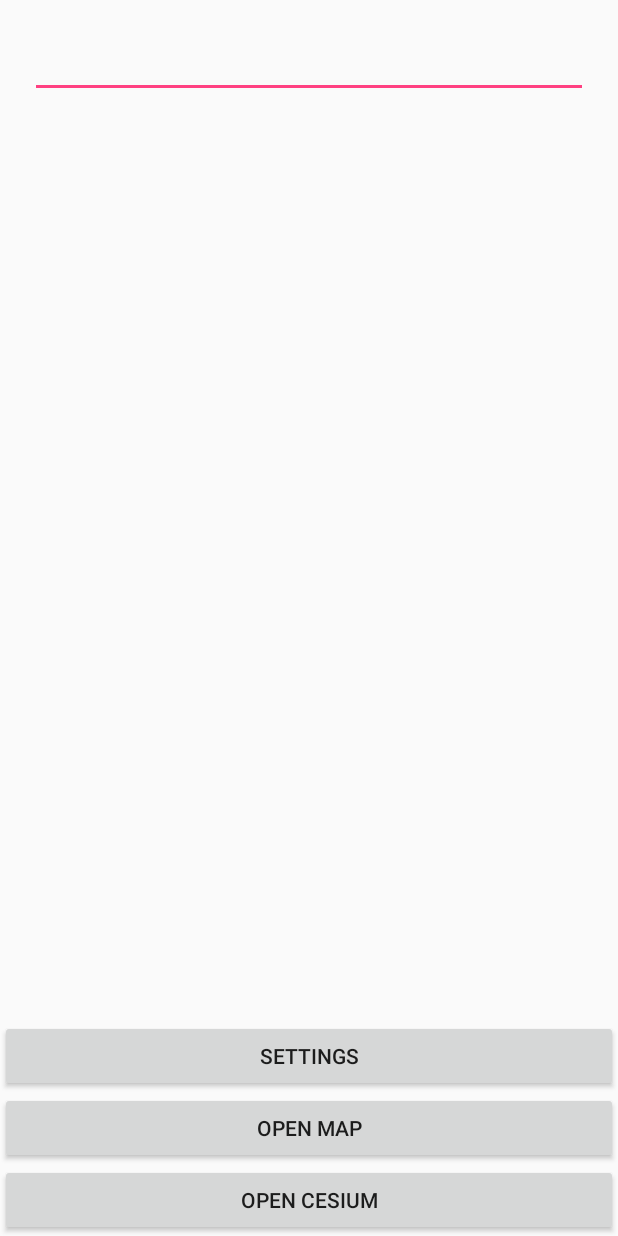
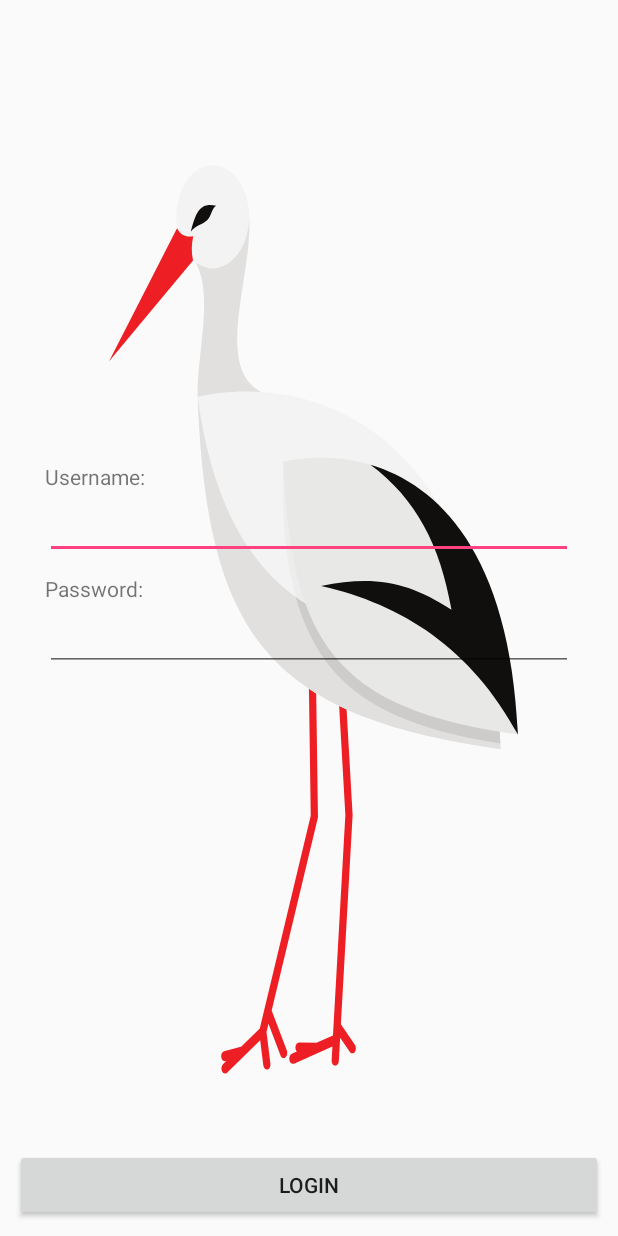
Before and after one commit to xnhp/swp-positionprediction, an Android app: the screen it shows after launch (BirdSelect before the commit, Login after it), on a phone screen of 412 x 824 dp. Run offline under Robolectric (Android 15) with nearby library versions, the phone set to English and light mode, and no system bars.

Commit message:
Login added

```diff
--- a/App/app/build.gradle
+++ b/App/app/build.gradle
@@ -1,4 +1,3 @@
-
 apply plugin: 'com.android.application'
 
 android {
@@ -29,8 +28,6 @@ dependencies {
     implementation 'org.nanohttpd:nanohttpd:2.3.1'
     implementation project(":webserver")
 
-
-
     //custom
     api group: 'com.android.volley', name: 'volley', version: '1.1.0'
     api 'org.osmdroid:osmdroid-android:6.0.1'
--- a/App/app/src/main/java/project/software/uni/positionprediction/activities/BirdSelect.java
+++ b/App/app/src/main/java/project/software/uni/positionprediction/activities/BirdSelect.java
@@ -21,9 +21,7 @@ import java.util.LinkedList;
 
 import project.software.uni.positionprediction.R;
 import project.software.uni.positionprediction.algorithm.AlgorithmExtrapolationExtended;
-import project.software.uni.positionprediction.algorithm.TestConnectionSQLAlgo;
 import project.software.uni.positionprediction.datatype.Bird;
-import project.software.uni.positionprediction.datatype.BirdData;
 import project.software.uni.positionprediction.datatype.Location3D;
 import project.software.uni.positionprediction.datatype.Study;
 import project.software.uni.positionprediction.movebank.SQLDatabase;
--- /dev/null
+++ b/App/app/src/main/java/project/software/uni/positionprediction/activities/Login.java
@@ -0,0 +1,136 @@
+package project.software.uni.positionprediction.activities;
+
+import android.content.DialogInterface;
+import android.content.Intent;
+import android.os.Handler;
+import android.os.Looper;
+import android.support.v7.app.AlertDialog;
+import android.support.v7.app.AppCompatActivity;
+import android.os.Bundle;
+import android.util.Log;
+import android.view.View;
+import android.widget.Button;
+import android.widget.EditText;
+
+import project.software.uni.positionprediction.BuildConfig;
+import project.software.uni.positionprediction.R;
+import project.software.uni.positionprediction.datatype.HttpStatusCode;
+import project.software.uni.positionprediction.datatype.Request;
+import project.software.uni.positionprediction.movebank.MovebankConnector;
+
+public class Login extends AppCompatActivity {
+
+    private EditText editTextUsername;
+    private EditText editTextPassword;
+    private Button buttonLogin;
+
+    @Override
+    protected void onCreate(Bundle savedInstanceState) {
+        super.onCreate(savedInstanceState);
+        setContentView(R.layout.activity_login);
+
+        editTextUsername = (EditText)findViewById(R.id.login_edittext_username);
+        editTextPassword = (EditText)findViewById(R.id.login_edittext_password);
+
+        buttonLogin = (Button)findViewById(R.id.login_button_login);
+
+        buttonLogin.setOnClickListener(new View.OnClickListener() {
+            @Override
+            public void onClick(View view) {
+                login();
+            }
+        });
+
+
+    }
+
+    void login(){
+
+        final String username = editTextUsername.getText().toString();
+        final String password = editTextPassword.getText().toString();
+
+        final Login login = this;
+
+        if(BuildConfig.DEBUG){
+            if(username.equals("") && password.equals("")){
+
+                MovebankConnector.getInstance(this).setLogin(
+                        getResources().getString(R.string.movebank_user),
+                        getResources().getString(R.string.movebank_password));
+
+                Intent buttonIntent =  new Intent(login, BirdSelect.class);
+                startActivity(buttonIntent);
+                return;
+            }
+        }
+
+        if(password.equals("") || username.equals("")){
+            AlertDialog.Builder builder = new AlertDialog.Builder(login);
+            builder.setMessage(R.string.login_field_missing)
+                    .setPositiveButton(R.string.alert_ok, new DialogInterface.OnClickListener() {
+                        @Override
+                        public void onClick(DialogInterface dialogInterface, int i) {
+
+                        }
+                    });
+            builder.create().show();
+            return;
+        }
+
+        new Thread(new Runnable() {
+            @Override
+            public void run() {
+                Request request = MovebankConnector.getInstance(login).checkUser(username, password);
+
+                int status = request.getResponseStatus();
+
+                Log.e("status", status + "");
+
+                if(status == HttpStatusCode.OK){
+                    MovebankConnector.getInstance(login).checkUser(username, password);
+
+                    new Handler(Looper.getMainLooper()).post(new Runnable() {
+                        @Override
+                        public void run() {
+                            Intent buttonIntent =  new Intent(login, BirdSelect.class);
+                            startActivity(buttonIntent);
+                        }
+                    });
+
+                    Log.e("creds", "valid");
+                } else if(status == HttpStatusCode.FORBIDDEN) {
+                    new Handler(Looper.getMainLooper()).post(new Runnable() {
+                        @Override
+                        public void run() {
+                            AlertDialog.Builder builder = new AlertDialog.Builder(login);
+                            builder.setMessage(R.string.login_wrong_creds_warning)
+                                    .setPositiveButton(R.string.alert_ok, new DialogInterface.OnClickListener() {
+                                        @Override
+                                        public void onClick(DialogInterface dialogInterface, int i) {
+
+                                        }
+                                    });
+                            builder.create().show();
+                        }
+                    });
+                } else {
+                    new Handler(Looper.getMainLooper()).post(new Runnable() {
+                        @Override
+                        public void run() {
+                            AlertDialog.Builder builder = new AlertDialog.Builder(login);
+                            builder.setMessage(R.string.login_failed_text)
+                                    .setPositiveButton(R.string.alert_ok, new DialogInterface.OnClickListener() {
+                                        @Override
+                                        public void onClick(DialogInterface dialogInterface, int i) {
+
+                                        }
+                                    });
+                            builder.create().show();
+                        }
+                    });
+                }
+            }
+        }).start();
+
+    }
+}
--- a/App/app/src/main/java/project/software/uni/positionprediction/datatype/HttpStatusCode.java
+++ b/App/app/src/main/java/project/software/uni/positionprediction/datatype/HttpStatusCode.java
@@ -8,6 +8,6 @@ public class HttpStatusCode {
 
     public static final int OK = 200;
     public static final int BAD_REQUEST = 400;
-    public static final int FORBIDDEN = 300;
+    public static final int FORBIDDEN = 403;
 
 }
--- a/App/app/src/main/java/project/software/uni/positionprediction/movebank/MovebankConnector.java
+++ b/App/app/src/main/java/project/software/uni/positionprediction/movebank/MovebankConnector.java
@@ -5,6 +5,7 @@ import android.content.Context;
 import java.util.Date;
 import java.util.Locale;
 
+import project.software.uni.positionprediction.datatype.HttpStatusCode;
 import project.software.uni.positionprediction.datatype.Request;
 
 /**
@@ -167,21 +168,24 @@ public class MovebankConnector {
     }
 
 
-    /*public boolean changeUser(String username, String password){
-        //TODO attributes,
+    public Request checkUser(String username, String password){
+
         String usernameOld = movebankRequest.getUsername();
         String passwordOld = movebankRequest.getPassword();
 
         movebankRequest.setUserCreds(username, password);
 
-        boolean isValid = movebankRequest.isUserCredsValid();
+        boolean isValid = false;
 
-        if(!isValid){
-            movebankRequest.setUserCreds(usernameOld, passwordOld);
+        Request request = getStudiesSync();
+        if(request.getResponseStatus() == HttpStatusCode.OK){
+            isValid = true;
         }
 
-        return isValid;
-    }*/
+        movebankRequest.setUserCreds(usernameOld, passwordOld);
+
+        return request;
+    }
 
     /**
      * Formats a string with explicit US locale.
@@ -194,5 +198,9 @@ public class MovebankConnector {
         return String.format(Locale.US, fmt, params);
     }
 
+    public void setLogin(String username, String password){
+        movebankRequest.setUserCreds(username, password);
+    }
+
 
 }
--- /dev/null
+++ b/App/app/src/main/res/drawable/stork.xml
@@ -0,0 +1,47 @@
+<vector android:height="24dp" android:viewportHeight="297.0"
+    android:viewportWidth="210.0" android:width="24dp" xmlns:android="http://schemas.android.com/apk/res/android">
+    <path android:fillAlpha="1" android:fillColor="#ed1e24"
+        android:fillType="evenOdd"
+        android:pathData="m117.38,165.55 l2.43,30.19 0.01,0.1 -0.01,0.1 -3.98,50.18 4.76,4.91c0.47,0.48 0.46,1.26 -0.02,1.73 -0.49,0.47 -1.26,0.46 -1.73,-0.02l-3.26,-3.37 -0.44,5.56c-0.05,0.68 -0.64,1.18 -1.32,1.13 -0.67,-0.05 -1.18,-0.64 -1.13,-1.32l0.26,-3.28 -13.06,4.12c-0.65,0.2 -1.33,-0.16 -1.54,-0.81 -0.2,-0.65 0.16,-1.33 0.81,-1.54l1.71,-0.54c-0.3,-0.23 -0.49,-0.59 -0.49,-1 0.01,-0.68 0.57,-1.22 1.24,-1.21l5.92,0.1 5.61,-1.77 4.2,-52.97 -2.42,-30.09c-0.05,-0.68 0.45,-1.27 1.13,-1.32 0.68,-0.05 1.27,0.45 1.32,1.13zM81.83,251.55 L76.16,252.58c-0.66,0.12 -1.11,0.76 -0.99,1.42 0.12,0.67 0.76,1.11 1.42,0.99l0.33,-0.06 -1.15,0.8c-0.56,0.38 -0.7,1.15 -0.31,1.71 0.38,0.56 1.15,0.7 1.7,0.31l11.25,-7.76 1.06,6.01c0.12,0.67 0.75,1.12 1.42,1 0.67,-0.12 1.12,-0.75 1,-1.42l-1.33,-7.59 0.67,-1.99 4.09,7.6c0.32,0.6 1.07,0.82 1.66,0.5 0.6,-0.32 0.82,-1.07 0.5,-1.66l-5.17,-9.61 15.66,-46.24 0.07,-0.2 -0,-0.22 -0.69,-34.7c-0.01,-0.68 -0.57,-1.21 -1.25,-1.2 -0.67,0.01 -1.21,0.57 -1.2,1.25l0.69,34.48 -17.31,51.12 -6.43,4.44"
+        android:strokeColor="#00000000" android:strokeWidth="0.04269693"/>
+    <path android:fillAlpha="1" android:fillColor="#e1e0df"
+        android:fillType="evenOdd"
+        android:pathData="m84.65,52.11c1.36,14.03 -12.18,35.87 4.09,42.1 -0.76,3.95 -1.52,7.91 -2.27,11.86 -6.44,-3.57 -12.88,-7.14 -19.32,-10.72 -0.17,-10.73 5.38,-24.06 -0.5,-32.18 6,-3.69 12,-7.38 18,-11.06"
+        android:strokeColor="#00000000" android:strokeWidth="0.04269693"/>
+    <path android:fillAlpha="1" android:fillColor="#f3f3f3"
+        android:fillType="evenOdd"
+        android:pathData="M170.11,180.02C164.79,95.24 96.39,90.61 67.15,95.35c3.25,56.08 22.53,76.71 102.96,84.67"
+        android:strokeColor="#00000000" android:strokeWidth="0.04269693"/>
+    <path android:fillAlpha="1" android:fillColor="#ededed"
+        android:fillType="evenOdd"
+        android:pathData="m170,178.63c-1.42,-19.85 -6.34,-35.23 -13.4,-47.09 -18.6,-19.68 -45.39,-23.03 -60.33,-20.6 -1.88,41.55 15.33,61.19 73.74,67.69"
+        android:strokeColor="#00000000" android:strokeWidth="0.04269693"/>
+    <path android:fillAlpha="1" android:fillColor="#e1e0df"
+        android:fillType="evenOdd"
+        android:pathData="m170.11,180.02c-0.57,-9.12 -1.88,-17.3 -3.78,-24.65 -29.94,-3.35 -87.27,2.32 -99.18,-60.02 3.25,56.08 22.53,76.71 102.96,84.67"
+        android:strokeColor="#00000000" android:strokeWidth="0.04269693"/>
+    <path android:fillAlpha="1" android:fillColor="#cdccca"
+        android:fillType="evenOdd"
+        android:pathData="m170.02,178.64c-0.61,-8.56 -1.88,-16.29 -3.69,-23.26 -17.45,-1.95 -44.21,-0.85 -65.85,-11.93 8.38,20.81 27.55,30.52 69.54,35.19"
+        android:strokeColor="#00000000" android:strokeWidth="0.04269693"/>
+    <path android:fillAlpha="1" android:fillColor="#e8e8e7"
+        android:fillType="evenOdd"
+        android:pathData="m176,176.52c-4.12,-65.66 -57.09,-69.24 -79.73,-65.57 2.52,43.43 17.45,59.41 79.73,65.57"
+        android:strokeColor="#00000000" android:strokeWidth="0.04269693"/>
+    <path android:fillAlpha="1" android:fillColor="#100f0d"
+        android:fillType="evenOdd"
+        android:pathData="m176,176.52c-2.75,-43.91 -27.35,-60.05 -50.12,-64.84 15.69,8.31 23.63,19.25 27.54,34.84 -14.42,-6.63 -26.06,-8.38 -44.32,-5.71 27.66,4.41 50.94,14.94 66.91,35.71"
+        android:strokeColor="#00000000" android:strokeWidth="0.04269693"/>
+    <path android:fillAlpha="1" android:fillColor="#f3f3f3"
+        android:fillType="evenOdd"
+        android:pathData="m72.26,64.51c-6.83,0 -12.39,-5.57 -12.39,-12.41 0,-6.83 5.57,-12.41 12.39,-12.41 6.83,0 12.39,5.57 12.39,12.41 0,6.83 -5.57,12.41 -12.39,12.41"
+        android:strokeColor="#00000000" android:strokeWidth="0.04269693"/>
+    <path android:fillAlpha="1" android:fillColor="#ed1e24"
+        android:fillType="evenOdd"
+        android:pathData="m60.16,54.82 l-23.09,31.99 28.52,-24.24c-0.6,-1.95 -0.54,-3.88 0.08,-5.78 -2.43,0.21 -4.35,-0.33 -5.51,-1.97"
+        android:strokeColor="#00000000" android:strokeWidth="0.04269693"/>
+    <path android:fillAlpha="1" android:fillColor="#100f0d"
+        android:fillType="evenOdd"
+        android:pathData="m64.85,55.69c1.81,-5.32 3.63,-7.03 8.62,-6.25 -1.44,0.48 -1.63,2.41 -2.92,3.36 -1.51,1.12 -4.11,1.34 -5.71,2.88"
+        android:strokeColor="#00000000" android:strokeWidth="0.04269693"/>
+</vector>
--- a/App/app/src/main/res/layout/activity_bird_select.xml
+++ b/App/app/src/main/res/layout/activity_bird_select.xml
@@ -9,7 +9,8 @@
 
     <RelativeLayout
         android:layout_width="match_parent"
-        android:layout_height="match_parent">
+        android:layout_height="match_parent"
+        android:background="@drawable/stork">
 
         <LinearLayout
             android:layout_width="match_parent"
--- /dev/null
+++ b/App/app/src/main/res/layout/activity_login.xml
@@ -0,0 +1,69 @@
+<?xml version="1.0" encoding="utf-8"?>
+<android.support.constraint.ConstraintLayout xmlns:android="http://schemas.android.com/apk/res/android"
+    xmlns:app="http://schemas.android.com/apk/res-auto"
+    xmlns:tools="http://schemas.android.com/tools"
+    android:layout_width="match_parent"
+    android:layout_height="match_parent"
+    tools:context="project.software.uni.positionprediction.activities.Login">
+
+
+    <RelativeLayout
+        android:layout_width="match_parent"
+        android:layout_height="match_parent"
+        android:background="@drawable/stork">
+
+        <RelativeLayout
+            android:layout_width="match_parent"
+            android:layout_height="match_parent"
+            android:layout_alignParentTop="true"
+            android:layout_above="@id/login_button_login"
+            android:gravity="center">
+
+            <TextView
+                android:id="@+id/login_lable_username"
+                android:layout_width="match_parent"
+                android:layout_height="wrap_content"
+                android:layout_marginLeft="@dimen/login_margin_side"
+                android:layout_marginRight="@dimen/login_margin_side"
+                android:text="@string/login_lable_username_text"/>
+
+            <EditText
+                android:id="@+id/login_edittext_username"
+                android:layout_width="match_parent"
+                android:layout_height="wrap_content"
+                android:layout_marginLeft="@dimen/login_margin_side"
+                android:layout_marginRight="@dimen/login_margin_side"
+                android:layout_below="@id/login_lable_username"/>
+
+            <TextView
+                android:id="@+id/login_lable_password"
+                android:layout_width="match_parent"
+                android:layout_height="wrap_content"
+                android:layout_marginLeft="@dimen/login_margin_side"
+                android:layout_marginRight="@dimen/login_margin_side"
+                android:layout_marginTop="@dimen/login_distance_user_password"
+                android:layout_below="@id/login_edittext_username"
+                android:text="@string/login_lable_password_text"/>
+
+            <EditText
+                android:id="@+id/login_edittext_password"
+                android:layout_width="match_parent"
+                android:layout_height="wrap_content"
+                android:layout_marginLeft="@dimen/login_margin_side"
+                android:layout_marginRight="@dimen/login_margin_side"
+                android:layout_below="@id/login_lable_password"/>
+
+        </RelativeLayout>
+
+        <Button
+            android:id="@+id/login_button_login"
+            android:layout_width="match_parent"
+            android:layout_height="wrap_content"
+            android:layout_alignParentBottom="true"
+            android:layout_margin="@dimen/login_button_login_margin"
+            android:text="@string/login_button_login_text"/>
+
+
+    </RelativeLayout>
+
+</android.support.constraint.ConstraintLayout>
--- a/App/app/src/main/res/values/dimens.xml
+++ b/App/app/src/main/res/values/dimens.xml
@@ -4,6 +4,12 @@
     // Cesium Activity
 
     <dimen name="cesium_settings_button_width_hight">50dp</dimen>
+
+    // Login Activity
+
+    <dimen name="login_button_login_margin">10dp</dimen>
+    <dimen name="login_margin_side">30dp</dimen>
+    <dimen name="login_distance_user_password">10dp</dimen>
 
 
     // Settings Activity
--- a/App/app/src/main/res/values/strings.xml
+++ b/App/app/src/main/res/values/strings.xml
@@ -12,9 +12,21 @@
 
     <string name="dialog_map_download_complete">Download fertiggestellt</string>
 
+
+    <string name="alert_ok">OK</string>
+
     // Navbar
 
     <string name="navigation_button_settings_text">S</string>
+
+    // Login Activity
+    <string name="login_button_login_text">Login</string>
+    <string name="login_lable_username_text">Username:</string>
+    <string name="login_lable_password_text">Password:</string>
+
+    <string name="login_failed_text">Error. Try again later</string>
+    <string name="login_field_missing">Insert Username and Password</string>
+    <string name="login_wrong_creds_warning">Error: wrong Username or Password</string>
 
     // Cesium Activity
 
@@ -32,4 +44,6 @@
 
     <string name="map_button_download_text">DL</string>
 
+
+
 </resources>
```
Also changed, not shown: App/app/src/main/AndroidManifest.xml (+7 -6 lines), App/app/src/main/java/project/software/uni/positionprediction/movebank/MovebankRequest.java (+11 -18 lines).
